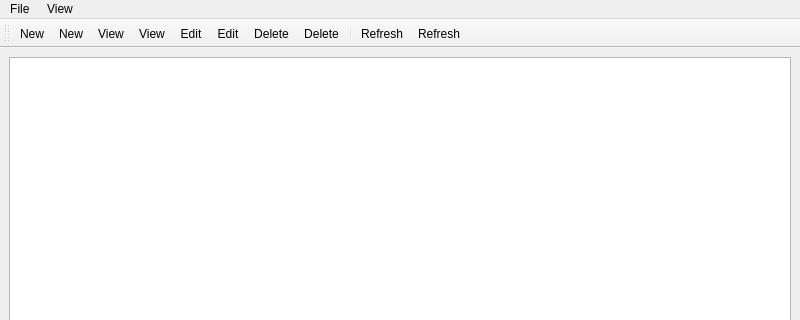
First picture: the form in Helpdesk/mainwindow.ui, repository ZakharMaksimeyko/QT_labs, before the edit; both pictures show x 0 to 800 and y 0 to 320 of the 800 by 600 pixel window.
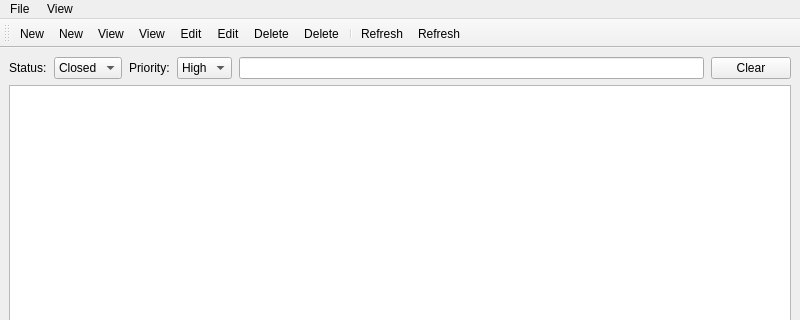
Second picture: the form after the edit. Icons and pictures are not drawn.

What changed in the file:
```diff
--- a/Helpdesk/mainwindow.ui
+++ b/Helpdesk/mainwindow.ui
@@ -15,6 +15,81 @@
   </property>
   <widget class="QWidget" name="centralwidget">
    <layout class="QVBoxLayout" name="verticalLayout">
+    <item>
+     <layout class="QHBoxLayout" name="horizontalLayout">
+      <property name="spacing">
+       <number>7</number>
+      </property>
+      <property name="sizeConstraint">
+       <enum>QLayout::SizeConstraint::SetDefaultConstraint</enum>
+      </property>
+      <property name="leftMargin">
+       <number>0</number>
+      </property>
+      <item>
+       <widget class="QLabel" name="textStatus">
+        <property name="text">
+         <string>Status:</string>
+        </property>
+       </widget>
+      </item>
+      <item>
+       <widget class="QComboBox" name="comboStatus">
+        <item>
+         <property name="text">
+          <string>Closed</string>
+         </property>
+        </item>
+        <item>
+         <property name="text">
+          <string>Open</string>
+         </property>
+        </item>
+        <item>
+         <property name="text">
+          <string>All</string>
+         </property>
+        </item>
+       </widget>
+      </item>
+      <item>
+       <widget class="QLabel" name="textPriority">
+        <property name="text">
+         <string>Priority:</string>
+        </property>
+       </widget>
+      </item>
+      <item>
+       <widget class="QComboBox" name="comboPriority">
+        <item>
+         <property name="text">
+          <string>High</string>
+         </property>
+        </item>
+        <item>
+         <property name="text">
+          <string>All</string>
+         </property>
+        </item>
+        <item>
+         <property name="text">
+          <string>Low</string>
+         </property>
+        </item>
+       </widget>
+      </item>
+      <item>
+       <widget class="QLineEdit" name="lineEdit"/>
+      </item>
+      <item>
+       <widget class="QPushButton" name="btnClear">
+        <property name="text">
+         <string>Clear</string>
+        </property>
+       </widget>
+      </item>
+     </layout>
+    </item>
     <item>
      <widget class="QTableView" name="tableView"/>
     </item>
```
